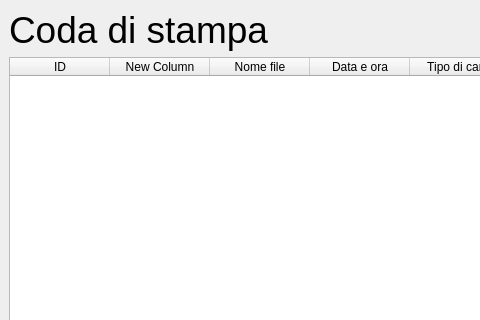
This is ui/coda_stampa.ui in faffolao/Codice_Gestionale_Tipografia as Qt 5 draws it before an edit; both pictures show x 0 to 480 and y 0 to 320 of the 781 by 576 pixel window. The edited form follows.
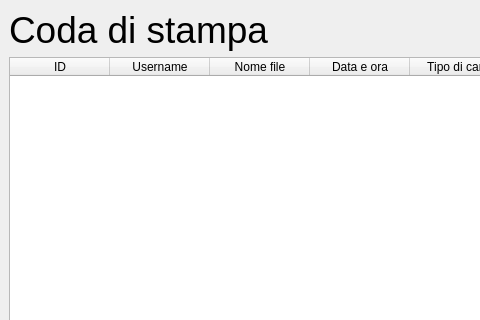
This is the edited form.

Patch:
```diff
--- a/ui/coda_stampa.ui
+++ b/ui/coda_stampa.ui
@@ -42,7 +42,7 @@
       </column>
       <column>
        <property name="text">
-        <string>New Column</string>
+        <string>Username</string>
        </property>
       </column>
       <column>
```
